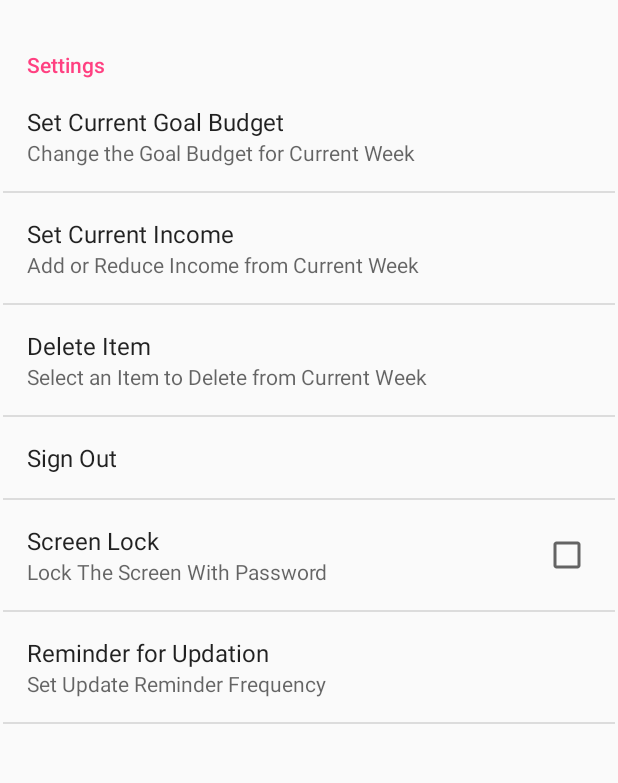
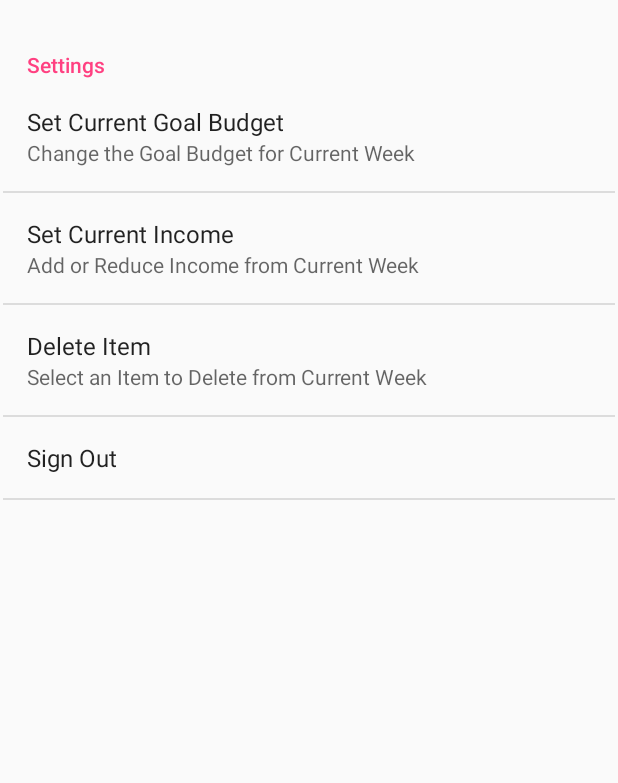
Before and after one commit to chshsmit/Budget-Tracker, an Android app: the SettingsActivity screen opened directly, with no data from a screen before it, on a phone screen of 412 x 824 dp, the part 314-1097 px from its top. Run offline under Robolectric (Android 15) with nearby library versions, the phone set to English and light mode, and no system bars; our stand-ins replace Firebase (no records; nobody signed in at launch, a user with empty details on screens opened directly); libraries missing offline, so code that uses them is left out: com.github.mikephil.charting; 3 statements that could not run were skipped.

Commit message:
UI Changes

```diff
--- a/app/src/main/res/layout/activity_main_budget_screen.xml
+++ b/app/src/main/res/layout/activity_main_budget_screen.xml
@@ -32,12 +32,11 @@
         android:id="@+id/progress_1"
         android:layout_width="276dp"
         android:layout_height="43dp"
-        android:layout_marginBottom="12dp"
+        android:layout_marginBottom="32dp"
         android:layout_marginEnd="50dp"
         android:layout_marginStart="50dp"
         app:layout_constraintBottom_toTopOf="@+id/idPieChart"
         app:layout_constraintEnd_toEndOf="parent"
-        app:layout_constraintHorizontal_bias="0.729"
         app:layout_constraintStart_toStartOf="parent"
         app:rcBackgroundPadding="5dp" />
 
--- a/app/src/main/res/xml/preferences.xml
+++ b/app/src/main/res/xml/preferences.xml
@@ -40,21 +40,5 @@
         <Preference
             android:title="Sign Out"
             android:key="signout"/>
-
-
-        <CheckBoxPreference
-            android:defaultValue="false"
-            android:key="prefLockScreen"
-            android:summary="Lock The Screen With Password"
-            android:title="Screen Lock" >
-        </CheckBoxPreference>
-
-        <ListPreference
-            android:key="prefUpdateFrequency"
-            android:title="Reminder for Updation"
-            android:summary="Set Update Reminder Frequency"
-            android:entries="@array/updateFrequency"
-            android:entryValues="@array/updateFrequencyValues"
-            />
     </PreferenceCategory>
 </PreferenceScreen>
```
